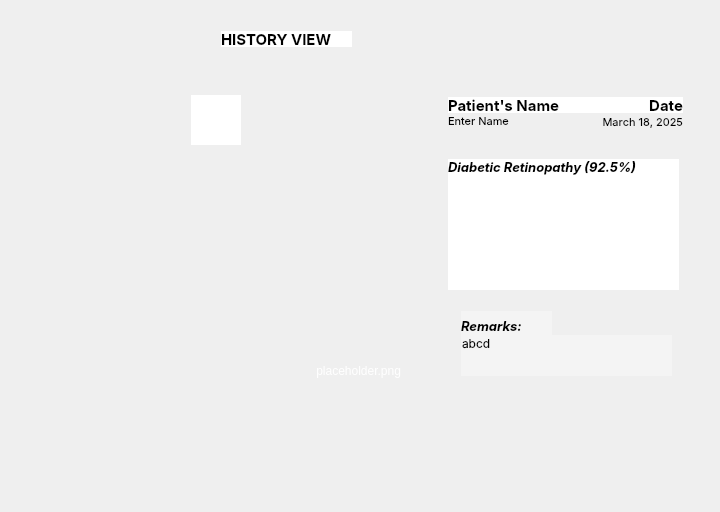
Above: ui/retina.ui from ZeroPlaya/Retinal-Disease-Classification-Tool before the change. Below: the same form after it.
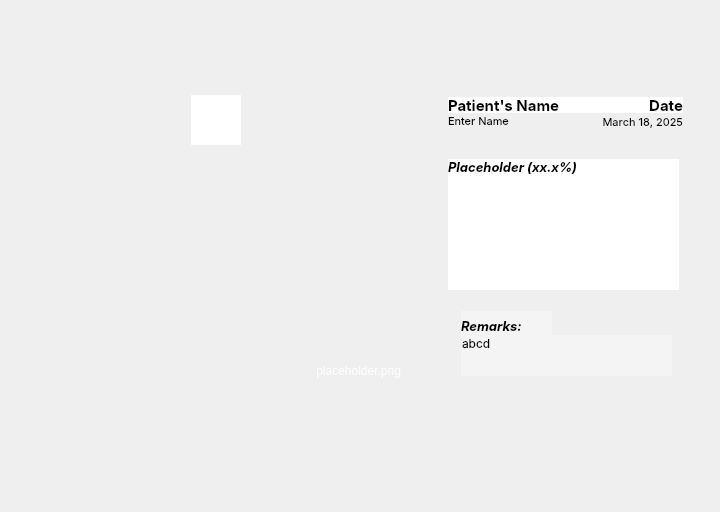
That is the form after the change. Icons and pictures are not drawn.

The edit to the form file:
```diff
--- a/ui/retina.ui
+++ b/ui/retina.ui
@@ -1784,7 +1784,7 @@
          <number>0</number>
         </property>
         <property name="text">
-         <string>Diabetic Retinopathy (92.5%)</string>
+         <string>Placeholder (xx.x%)</string>
         </property>
         <property name="alignment">
          <set>Qt::AlignLeading|Qt::AlignLeft|Qt::AlignTop</set>
@@ -2376,33 +2376,6 @@
         </property>
        </widget>
       </widget>
-      <widget class="QLabel" name="nameLabel_3">
-       <property name="geometry">
-        <rect>
-         <x>210</x>
-         <y>20</y>
-         <width>131</width>
-         <height>16</height>
-        </rect>
-       </property>
-       <property name="font">
-        <font>
-         <family>Inter</family>
-         <pointsize>11</pointsize>
-         <bold>true</bold>
-        </font>
-       </property>
-       <property name="styleSheet">
-        <string notr="true">QLabel {
-    background-color: white; /* Solid white background */
-    color: black; /* Ensure text stays visible */
-}
-</string>
-       </property>
-       <property name="text">
-        <string>HISTORY VIEW</string>
-       </property>
-      </widget>
      </widget>
      <widget class="QWidget" name="HistoryPage">
       <layout class="QVBoxLayout" name="verticalLayout">
```
